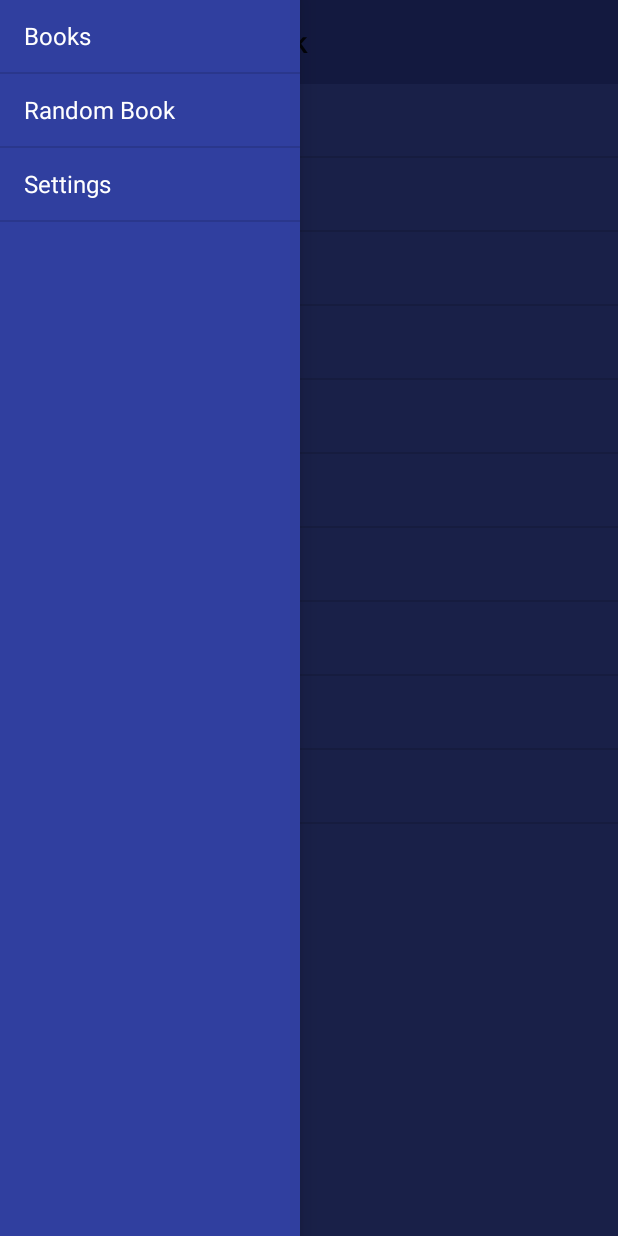
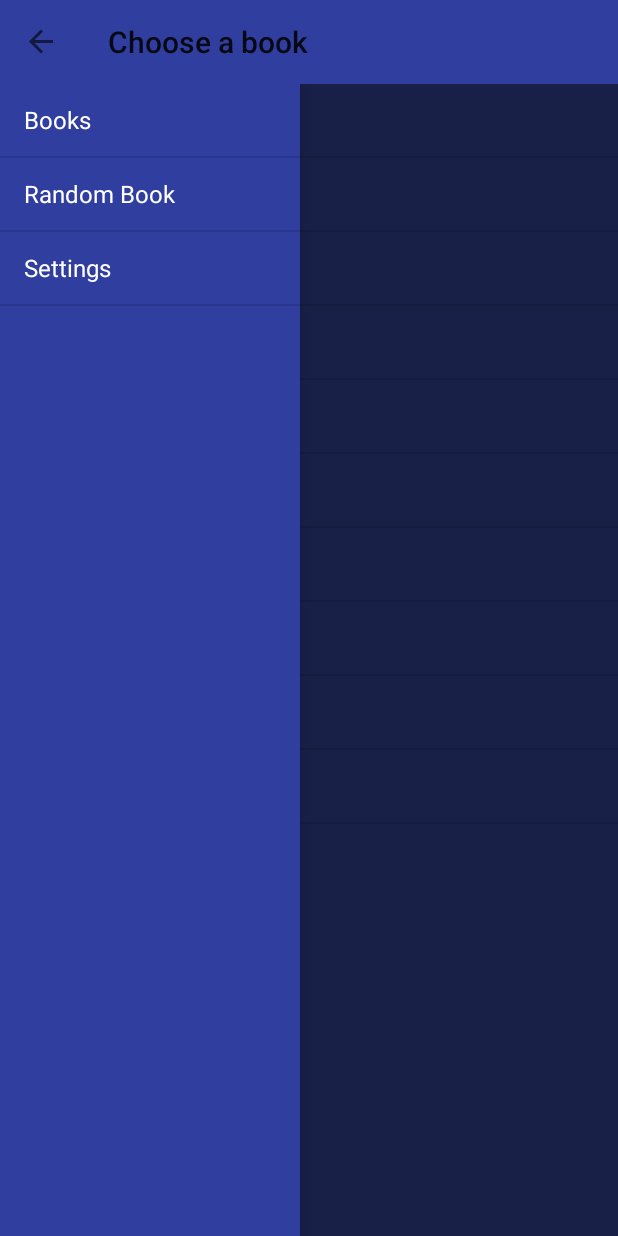
Before and after one commit to shredderskelton/androidtemplate, an Android app: the screen it shows after launch (MainActivity), with the side drawer open, on a phone screen of 412 x 824 dp. Run offline under Robolectric (Android 15) with nearby library versions, the phone set to English and light mode, and no system bars; our stand-ins replace ButterKnife.

Commit message:
added different layout for drawer on top

```diff
--- a/app/src/main/java/com/shredder/shellproject/MainActivity.java
+++ b/app/src/main/java/com/shredder/shellproject/MainActivity.java
@@ -33,7 +33,8 @@ public class MainActivity extends BaseActivity {
     @Override
     public void onCreate(Bundle savedInstanceState) {
         super.onCreate(savedInstanceState);
-        setContentView(R.layout.activity_main);
+//        setContentView(R.layout.activity_main);
+        setContentView(R.layout.activity_main_toolbar_on_top);
         ButterKnife.bind(this);
         setupNavigationItems();
         setupDrawerAndToggle();
--- a/app/src/main/java/com/shredder/shellproject/base/BaseActivity.java
+++ b/app/src/main/java/com/shredder/shellproject/base/BaseActivity.java
@@ -33,7 +33,7 @@ public abstract class BaseActivity extends AppCompatActivity {
 
     private void syncDrawerToggleState() {
         ActionBarDrawerToggle drawerToggle = getDrawerToggle();
-        if (getDrawerToggle() == null) {
+        if (drawerToggle == null) {
             return;
         }
         if (fragmentManager.getBackStackEntryCount() > 1) {
--- /dev/null
+++ b/app/src/main/res/layout/activity_main_toolbar_on_top.xml
@@ -0,0 +1,35 @@
+<LinearLayout
+    xmlns:android="http://schemas.android.com/apk/res/android"
+    android:layout_width="match_parent"
+    android:layout_height="match_parent"
+    android:orientation="vertical">
+
+    <android.support.v7.widget.Toolbar
+        android:id="@+id/main_toolbar"
+        android:layout_width="match_parent"
+        android:layout_height="wrap_content"
+        android:background="?attr/colorPrimaryDark"
+        android:titleTextColor="#ffffff"/>
+
+    <android.support.v4.widget.DrawerLayout
+        android:id="@+id/main_drawer"
+        xmlns:android="http://schemas.android.com/apk/res/android"
+        android:layout_width="match_parent"
+        android:layout_height="match_parent"
+        android:background="?attr/colorPrimary">
+
+        <ListView
+            android:id="@+id/main_navigation"
+            android:layout_width="200dp"
+            android:layout_height="match_parent"
+            android:layout_gravity="left|start"
+            android:background="?attr/colorPrimaryDark"
+            android:fitsSystemWindows="false"/>
+
+        <FrameLayout
+            android:id="@+id/main_content"
+            android:layout_width="match_parent"
+            android:layout_height="match_parent"/>
+
+    </android.support.v4.widget.DrawerLayout>
+</LinearLayout>
```
